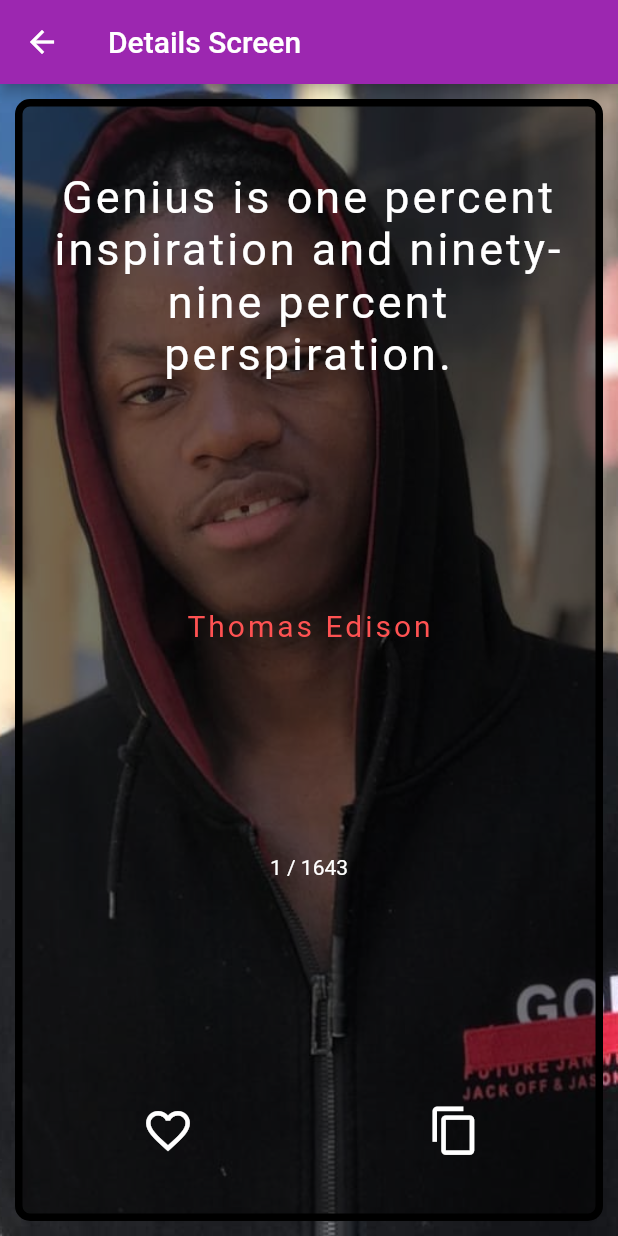
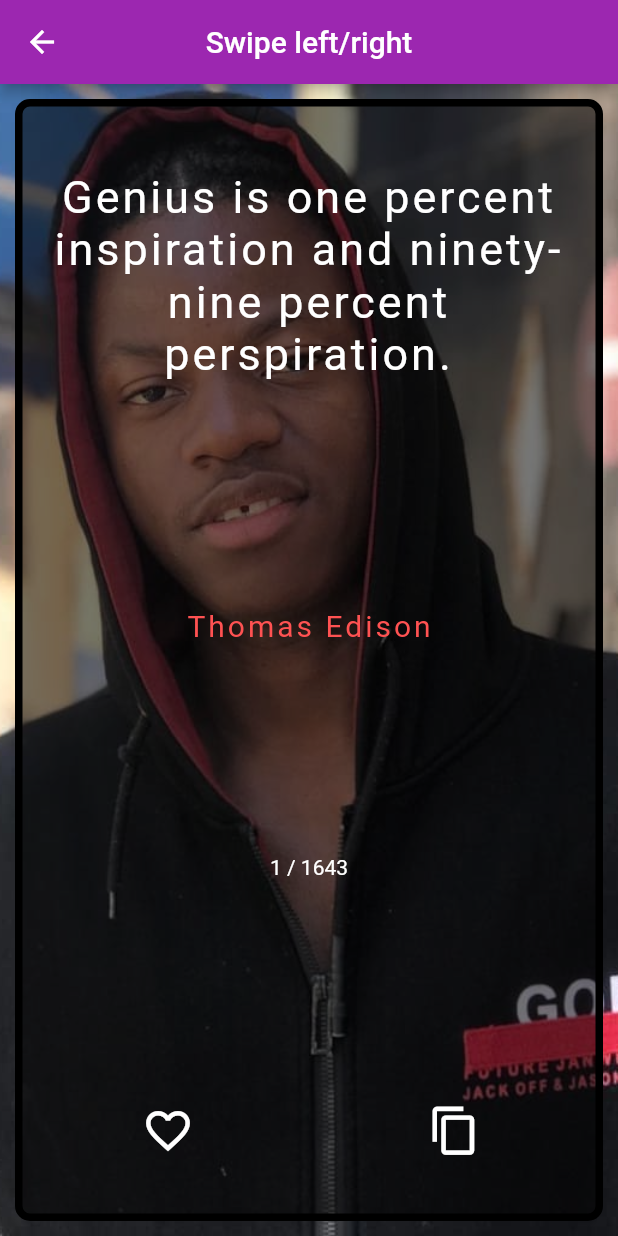
Before and after one commit to sewah2012/Easy-Quotations-App, a Flutter app: the screen it shows after launch, after a tap on "Genius is one percent inspiration and ni", on a phone screen of 412 x 824 dp. Run offline on Flutter 3.47's test engine with Material 2 defaults, Android fonts, the phone set to English and light mode, and no system bars; our stand-ins replace share, sqflite; missing offline and left inert: flutter_clipboard_manager; accounts and stored records are empty.

Commit message:
prepare app for release and modify app name and other configuratons

```diff
--- a/quotationapp/lib/screens/HomeScreen.dart
+++ b/quotationapp/lib/screens/HomeScreen.dart
@@ -22,7 +22,7 @@ class _HomeScreenState extends State<HomeScreen> {
     // final x = Provider.of<QuotesProvider>(context);
     return Scaffold(
       appBar: AppBar(
-        title: Text('Easy Quotations App'),
+        title: Text(' ~ Eazy-Quotations ~'),
         centerTitle: true,
         actions: <Widget>[
           IconButton(
--- a/quotationapp/lib/screens/detailsScreen.dart
+++ b/quotationapp/lib/screens/detailsScreen.dart
@@ -8,7 +8,8 @@ class DetailsScreen extends StatelessWidget {
     int id = ModalRoute.of(context).settings.arguments;
     return Scaffold(
      appBar: AppBar(
-       title: Text('Details Screen'),
+       title: Text('Swipe left/right'),
+       centerTitle: true,
      ),
      body: Container(
        decoration: BoxDecoration(image: DecorationImage(image: AssetImage('assets/imgs/eman.jpg'),fit: BoxFit.cover) ),
```
Also changed, not shown: 4 other files.
